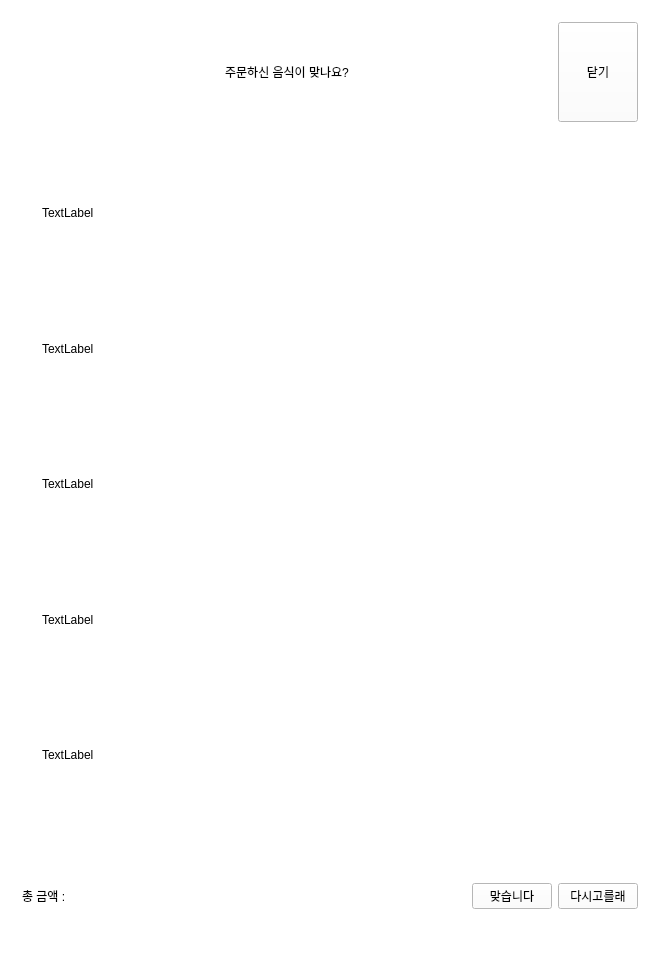
The window that Kiosk/mainwindow.ui (psy1064/Kiosk) describes before a commit, drawn with Qt 5.
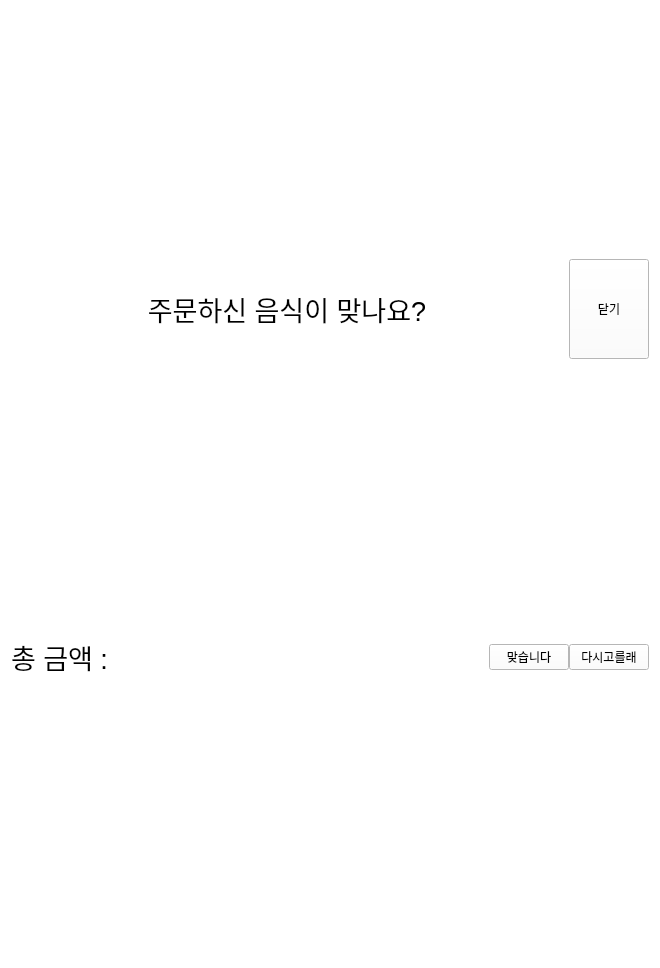
The same window after the commit. The open tabs and pages were chosen to show the change. Icons and pictures are not drawn. Custom widgets are drawn as their Qt base class.

```diff
--- a/Kiosk/mainwindow.ui
+++ b/Kiosk/mainwindow.ui
@@ -27,7 +27,7 @@
     <string notr="true"/>
    </property>
    <layout class="QGridLayout" name="gridLayout">
-    <item row="0" column="1">
+    <item row="0" column="0">
      <widget class="QStackedWidget" name="stackedWidget">
       <property name="styleSheet">
        <string notr="true"/>
@@ -390,13 +390,28 @@
       </widget>
       <widget class="QWidget" name="old"/>
       <widget class="QWidget" name="checkpage">
-       <layout class="QGridLayout" name="gridLayout_4">
-        <item row="0" column="0">
+       <layout class="QVBoxLayout" name="verticalLayout_5">
+        <property name="spacing">
+         <number>0</number>
+        </property>
+        <property name="leftMargin">
+         <number>0</number>
+        </property>
+        <property name="topMargin">
+         <number>0</number>
+        </property>
+        <property name="rightMargin">
+         <number>0</number>
+        </property>
+        <property name="bottomMargin">
+         <number>0</number>
+        </property>
+        <item>
          <layout class="QHBoxLayout" name="horizontalLayout_4">
           <item>
            <widget class="QLabel" name="label_3">
             <property name="sizePolicy">
-             <sizepolicy hsizetype="Expanding" vsizetype="Preferred">
+             <sizepolicy hsizetype="Expanding" vsizetype="Fixed">
               <horstretch>0</horstretch>
               <verstretch>0</verstretch>
              </sizepolicy>
@@ -407,6 +422,11 @@
               <height>100</height>
              </size>
             </property>
+            <property name="font">
+             <font>
+              <pointsize>20</pointsize>
+             </font>
+            </property>
             <property name="text">
              <string>주문하신 음식이 맞나요?</string>
             </property>
@@ -418,11 +438,17 @@
           <item>
            <widget class="QPushButton" name="pushButton">
             <property name="sizePolicy">
-             <sizepolicy hsizetype="Minimum" vsizetype="Minimum">
+             <sizepolicy hsizetype="Minimum" vsizetype="Fixed">
               <horstretch>0</horstretch>
               <verstretch>0</verstretch>
              </sizepolicy>
             </property>
+            <property name="minimumSize">
+             <size>
+              <width>0</width>
+              <height>100</height>
+             </size>
+            </property>
             <property name="text">
              <string>닫기</string>
             </property>
@@ -430,93 +456,34 @@
           </item>
          </layout>
         </item>
-        <item row="1" column="0">
-         <layout class="QVBoxLayout" name="verticalLayout_4">
+        <item>
+         <layout class="QVBoxLayout" name="checklayout">
+          <property name="spacing">
+           <number>0</number>
+          </property>
           <property name="leftMargin">
-           <number>20</number>
+           <number>0</number>
           </property>
           <property name="topMargin">
-           <number>20</number>
+           <number>0</number>
           </property>
           <property name="rightMargin">
-           <number>20</number>
+           <number>0</number>
           </property>
           <property name="bottomMargin">
-           <number>20</number>
+           <number>0</number>
           </property>
-          <item>
-           <widget class="QLabel" name="check">
-            <property name="sizePolicy">
-             <sizepolicy hsizetype="Preferred" vsizetype="Expanding">
-              <horstretch>0</horstretch>
-              <verstretch>0</verstretch>
-             </sizepolicy>
-            </property>
-            <property name="text">
-             <string>TextLabel</string>
-            </property>
-           </widget>
-          </item>
-          <item>
-           <widget class="QLabel" name="check_2">
-            <property name="sizePolicy">
-             <sizepolicy hsizetype="Preferred" vsizetype="Expanding">
-              <horstretch>0</horstretch>
-              <verstretch>0</verstretch>
-             </sizepolicy>
-            </property>
-            <property name="text">
-             <string>TextLabel</string>
-            </property>
-           </widget>
-          </item>
-          <item>
-           <widget class="QLabel" name="label_9">
-            <property name="sizePolicy">
-             <sizepolicy hsizetype="Preferred" vsizetype="Expanding">
-              <horstretch>0</horstretch>
-              <verstretch>0</verstretch>
-             </sizepolicy>
-            </property>
-            <property name="text">
-             <string>TextLabel</string>
-            </property>
-           </widget>
-          </item>
-          <item>
-           <widget class="QLabel" name="label_8">
-            <property name="sizePolicy">
-             <sizepolicy hsizetype="Preferred" vsizetype="Expanding">
-              <horstretch>0</horstretch>
-              <verstretch>0</verstretch>
-             </sizepolicy>
-            </property>
-            <property name="text">
-             <string>TextLabel</string>
-            </property>
-           </widget>
-          </item>
-          <item>
-           <widget class="QLabel" name="label_10">
-            <property name="sizePolicy">
-             <sizepolicy hsizetype="Preferred" vsizetype="Expanding">
-              <horstretch>0</horstretch>
-              <verstretch>0</verstretch>
-             </sizepolicy>
-            </property>
-            <property name="text">
-             <string>TextLabel</string>
-            </property>
-           </widget>
-          </item>
          </layout>
         </item>
-        <item row="2" column="0">
+        <item>
          <layout class="QHBoxLayout" name="horizontalLayout_5">
+          <property name="spacing">
+           <number>0</number>
+          </property>
           <item>
            <widget class="QLabel" name="pricelabel">
             <property name="sizePolicy">
-             <sizepolicy hsizetype="Expanding" vsizetype="Preferred">
+             <sizepolicy hsizetype="Expanding" vsizetype="Fixed">
               <horstretch>0</horstretch>
               <verstretch>0</verstretch>
              </sizepolicy>
@@ -527,6 +494,11 @@
               <height>100</height>
              </size>
             </property>
+            <property name="font">
+             <font>
+              <pointsize>20</pointsize>
+             </font>
+            </property>
             <property name="text">
              <string>총 금액 : </string>
             </property>
```
Left out of the diff: 2 changed lines with no effect on the pictures.
